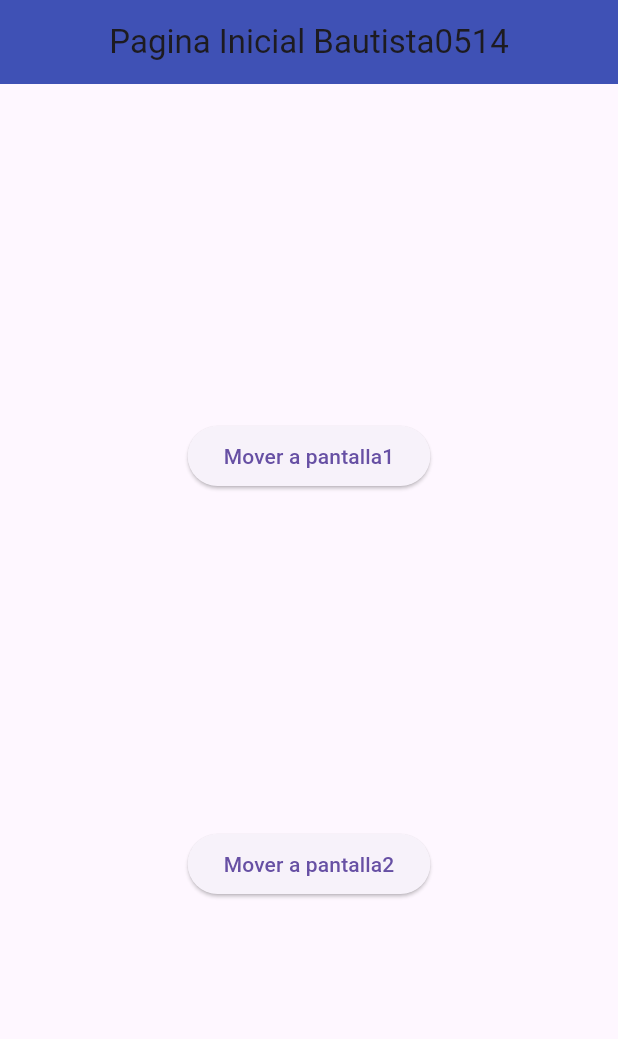
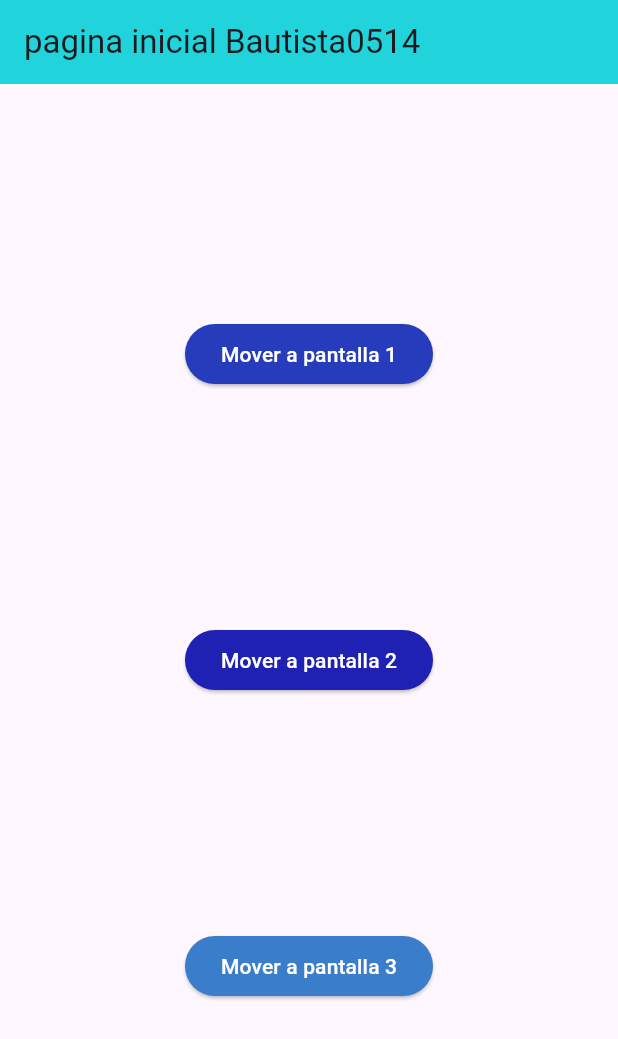
Before and after one commit to jimebau/RutasD15_0514_6j, a Flutter app: the screen it shows after launch, on a phone screen of 412 x 824 dp. Shown: the top 1039 px of the screen. Run offline on Flutter 3.47's test engine with Material 3 defaults, Android fonts, the phone set to English and light mode, and no system bars.

Commit message:
actrualixz¿ar

```diff
--- a/lib/main.dart
+++ b/lib/main.dart
@@ -1,12 +1,13 @@
 import 'package:flutter/material.dart';
+import 'package:bautista0514/pantalla1_0514.dart';
 import 'package:bautista0514/pantalla2_0514.dart';
-import 'package:bautista0514/pantalla1_0514.dart';
+import 'package:bautista0514/pantalla3_0514.dart';
 import 'package:bautista0514/pantallaini_0514.dart';
 
-void main() => runApp(const MiApp0514());
+void main() => runApp(const MiApp0509());
 
-class MiApp0514 extends StatelessWidget {
-  const MiApp0514({Key? key}) : super(key: key);
+class MiApp0509 extends StatelessWidget {
+  const MiApp0509({Key? key}) : super(key: key);
 
   @override
   Widget build(BuildContext context) {
@@ -14,10 +15,11 @@ class MiApp0514 extends StatelessWidget {
       debugShowCheckedModeBanner: false,
       initialRoute: "/",
       routes: {
-        "/": (context) => PantallaIni_0514(),
-        "/Pantalla1_0514": (context) => Pantalla1_0514(),
-        "/Pantalla2_0514": (context) => Pantalla2_0514(),
-      }, //fin ruta paginas
-    ); //fin de material
+        "/": (context) => const PantallaIni_0514(),
+        "/Pantalla1_0514": (context) => const Pantalla1_0514(),
+        "/Pantalla2_0514": (context) => const Pantalla2_0514(),
+        "/Pantalla3_0514": (context) => const Pantalla3_0514(),
+      }, //fin ruta pagna
+    ); //finde material
   } //fin widget
 } //fin app
--- a/lib/pantallaini_0514.dart
+++ b/lib/pantallaini_0514.dart
@@ -1,5 +1,5 @@
-//PantallaIni_0514
-//
+//PantallaIni_0509
+
 import 'package:flutter/material.dart';
 
 class PantallaIni_0514 extends StatelessWidget {
@@ -9,29 +9,40 @@ class PantallaIni_0514 extends StatelessWidget {
   Widget build(BuildContext context) {
     return Scaffold(
       appBar: AppBar(
-        centerTitle: true,
-        title: const Text("Pagina Inicial Bautista0514"),
-        backgroundColor: Colors.indigo,
+        title: const Text("pagina inicial Bautista0514"),
+        backgroundColor: Color(0xff21d4db),
       ),
       body: Center(
         child: Column(
           mainAxisAlignment: MainAxisAlignment.spaceEvenly,
           children: [
             ElevatedButton(
+              style: ElevatedButton.styleFrom(
+                  primary: Color(0xff263cba), onPrimary: Colors.white),
               onPressed: () {
                 Navigator.pushNamed(context, "/Pantalla1_0514");
               }, //fin onpressed
-              child: const Text("Mover a pantalla1"),
+              child: const Text("Mover a pantalla 1"),
             ),
             ElevatedButton(
+              style: ElevatedButton.styleFrom(
+                  primary: Color(0xff1e21b2), onPrimary: Colors.white),
               onPressed: () {
-                Navigator.pushNamed(context, "/Pantalla2_0514");
+                Navigator.pushNamed(context, "/Pantalla2_0509");
               }, //fin onpressed
-              child: const Text("Mover a pantalla2"),
+              child: const Text("Mover a pantalla 2"),
+            ),
+            ElevatedButton(
+              style: ElevatedButton.styleFrom(
+                  primary: Color(0xff3a7dcb), onPrimary: Colors.white),
+              onPressed: () {
+                Navigator.pushNamed(context, "/Pantalla3_0514");
+              }, //fin onpressed
+              child: const Text("Mover a pantalla 3"),
             ),
           ], //fin de niños
         ),
       ),
-    );
+    ); //Fin scaffold
   } //fin widgets
-} //fin de pantalla inicial
+} //fin pantalla inicial
```
Also changed, not shown: lib/pantalla1_0514.dart (+21 -16 lines), lib/pantalla2_0514.dart (+15 -6 lines), lib/pantalla3_0514.dart (added, +30 -0 lines).
